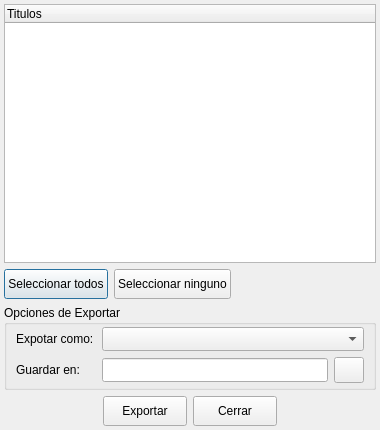
Qt form ui/exportar_juego.ui (Monthy/gr-lida) before a commit.
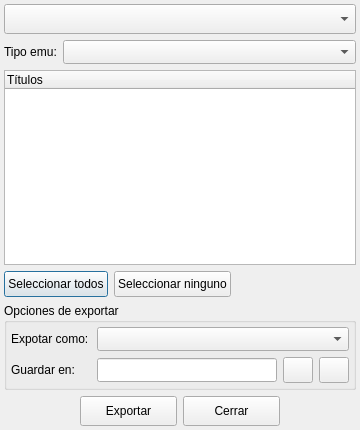
The same form after that commit. Icons and pictures are not drawn.

```diff
--- a/ui/exportar_juego.ui
+++ b/ui/exportar_juego.ui
@@ -1,28 +1,81 @@
-<ui version="4.0" >
- <class>ExportarJuegoClass</class>
- <widget class="QDialog" name="ExportarJuegoClass" >
-  <property name="geometry" >
+<?xml version="1.0" encoding="UTF-8"?>
+<ui version="4.0">
+ <class>frmExportarJuego</class>
+ <widget class="QDialog" name="frmExportarJuego">
+  <property name="geometry">
    <rect>
     <x>0</x>
     <y>0</y>
-    <width>380</width>
+    <width>360</width>
     <height>430</height>
    </rect>
   </property>
-  <property name="windowTitle" >
+  <property name="minimumSize">
+   <size>
+    <width>360</width>
+    <height>0</height>
+   </size>
+  </property>
+  <property name="windowTitle">
    <string>Exportar Juego</string>
   </property>
   <property name="windowIcon" >
    <iconset resource="../res/grlida.qrc" >
     <normaloff>:/img16/exportar.png</normaloff>:/img16/exportar.png</iconset>
   </property>
-  <layout class="QVBoxLayout" >
-   <property name="margin" >
+  <layout class="QVBoxLayout" name="verticalLayout">
+   <property name="margin">
     <number>4</number>
    </property>
    <item>
-    <widget class="QTreeWidget" name="twListaJuegos" >
-     <property name="showDropIndicator" stdset="0" >
+    <widget class="QComboBox" name="cbxCategorias">
+     <property name="minimumSize">
+      <size>
+       <width>140</width>
+       <height>30</height>
+      </size>
+     </property>
+     <property name="sizeAdjustPolicy">
+      <enum>QComboBox::AdjustToContents</enum>
+     </property>
+     <property name="iconSize">
+      <size>
+       <width>24</width>
+       <height>24</height>
+      </size>
+     </property>
+    </widget>
+   </item>
+   <item>
+    <layout class="QHBoxLayout" name="horizontalLayout">
+     <item>
+      <widget class="QLabel" name="lb_export_1">
+       <property name="text">
+        <string>Tipo emu:</string>
+       </property>
+      </widget>
+     </item>
+     <item>
+      <widget class="QComboBox" name="cbxTipoEmu">
+       <property name="sizePolicy">
+        <sizepolicy hsizetype="Expanding" vsizetype="Fixed">
+         <horstretch>0</horstretch>
+         <verstretch>0</verstretch>
+        </sizepolicy>
+       </property>
+       <property name="minimumSize">
+        <size>
+         <width>0</width>
+         <height>24</height>
+        </size>
+       </property>
+      </widget>
+     </item>
+    </layout>
+   </item>
+   <item>
+    <widget class="QTreeWidget" name="twListaJuegos">
+     <property name="showDropIndicator" stdset="0">
       <bool>false</bool>
      </property>
      <property name="iconSize" >
@@ -47,20 +100,20 @@
       <bool>true</bool>
      </property>
      <column>
-      <property name="text" >
-       <string>Titulos</string>
+      <property name="text">
+       <string>Títulos</string>
       </property>
      </column>
     </widget>
    </item>
    <item>
-    <layout class="QHBoxLayout" name="hLayout_2" >
+    <layout class="QHBoxLayout" name="horizontalLayout_2">
      <item>
-      <widget class="QPushButton" name="btnCheckedAll" >
-       <property name="minimumSize" >
+      <widget class="QPushButton" name="btnCheckedAll">
+       <property name="minimumSize">
         <size>
          <width>0</width>
-         <height>30</height>
+         <height>26</height>
         </size>
        </property>
        <property name="text" >
@@ -69,11 +122,11 @@
       </widget>
      </item>
      <item>
-      <widget class="QPushButton" name="btnUnCheckedAll" >
-       <property name="minimumSize" >
+      <widget class="QPushButton" name="btnUnCheckedAll">
+       <property name="minimumSize">
         <size>
          <width>0</width>
-         <height>30</height>
+         <height>26</height>
         </size>
        </property>
        <property name="text" >
@@ -86,9 +139,9 @@
        <property name="orientation" >
         <enum>Qt::Horizontal</enum>
        </property>
-       <property name="sizeHint" stdset="0" >
+       <property name="sizeHint" stdset="0">
         <size>
-         <width>40</width>
+         <width>155</width>
          <height>20</height>
         </size>
        </property>
@@ -97,68 +150,43 @@
     </layout>
    </item>
    <item>
-    <widget class="QGroupBox" name="gBox_OptExportar" >
-     <property name="title" >
-      <string>Opciones de Exportar</string>
+    <widget class="QGroupBox" name="gBox_OptExportar">
+     <property name="title">
+      <string>Opciones de exportar</string>
      </property>
-     <layout class="QVBoxLayout" >
-      <property name="topMargin" >
-       <number>2</number>
-      </property>
-      <property name="bottomMargin" >
+     <layout class="QGridLayout" name="gridLayout">
+      <property name="margin">
        <number>4</number>
       </property>
-      <item>
-       <layout class="QHBoxLayout" name="hLayout_3" >
-        <item>
-         <widget class="QLabel" name="label_0" >
-          <property name="minimumSize" >
+      <item row="0" column="0">
+       <widget class="QLabel" name="lb_export_2">
+        <property name="minimumSize">
            <size>
             <width>80</width>
             <height>0</height>
            </size>
           </property>
-          <property name="text" >
+        <property name="text">
            <string>Expotar como:</string>
           </property>
          </widget>
         </item>
-        <item>
-         <widget class="QComboBox" name="cbxExpotarComo" >
-          <property name="sizePolicy" >
-           <sizepolicy vsizetype="Fixed" hsizetype="Expanding" >
-            <horstretch>0</horstretch>
-            <verstretch>0</verstretch>
-           </sizepolicy>
-          </property>
-          <property name="minimumSize" >
-           <size>
-            <width>0</width>
-            <height>24</height>
-           </size>
-          </property>
-         </widget>
-        </item>
-       </layout>
-      </item>
-      <item>
-       <layout class="QHBoxLayout" name="hLayout_4" >
-        <item>
-         <widget class="QLabel" name="label_1" >
-          <property name="minimumSize" >
+      <item row="1" column="0">
+       <widget class="QLabel" name="lb_export_3">
+        <property name="minimumSize">
            <size>
             <width>80</width>
             <height>0</height>
            </size>
           </property>
-          <property name="text" >
+        <property name="text">
            <string>Guardar en:</string>
           </property>
          </widget>
         </item>
-        <item>
-         <widget class="QLineEdit" name="txtDirExportPath" >
-          <property name="minimumSize" >
+      <item row="1" column="1">
+       <widget class="QLineEdit" name="txtDirExportPath">
+        <property name="minimumSize">
            <size>
             <width>0</width>
             <height>24</height>
@@ -166,9 +194,9 @@
           </property>
          </widget>
         </item>
-        <item>
-         <widget class="QPushButton" name="btnDirExportPath" >
-          <property name="minimumSize" >
+      <item row="1" column="2">
+       <widget class="QPushButton" name="btnDirExportPath">
+        <property name="minimumSize">
            <size>
             <width>30</width>
             <height>26</height>
@@ -189,19 +217,56 @@
           </property>
          </widget>
         </item>
-       </layout>
+      <item row="1" column="3">
+       <widget class="QPushButton" name="btnDirExportPath_clear">
+        <property name="minimumSize">
+         <size>
+          <width>30</width>
+          <height>26</height>
+         </size>
+        </property>
+        <property name="maximumSize">
+         <size>
+          <width>30</width>
+          <height>26</height>
+         </size>
+        </property>
+        <property name="text">
+         <string/>
+        </property>
+        <property name="icon">
+         <iconset resource="../res/gr-lida.qrc">
+          <normaloff>:/img16/limpiar.png</normaloff>:/img16/limpiar.png</iconset>
+        </property>
+       </widget>
       </item>
+      <item row="0" column="1" colspan="3">
+       <widget class="QComboBox" name="cbxExpotarComo">
+        <property name="sizePolicy">
+         <sizepolicy hsizetype="Expanding" vsizetype="Fixed">
+          <horstretch>0</horstretch>
+          <verstretch>0</verstretch>
+         </sizepolicy>
+        </property>
+        <property name="minimumSize">
+         <size>
+          <width>0</width>
+          <height>24</height>
+         </size>
+        </property>
+       </widget>
+      </item>
      </layout>
     </widget>
    </item>
    <item>
-    <layout class="QHBoxLayout" name="hLayout_1" >
+    <layout class="QHBoxLayout" name="hLayout_1">
      <item>
-      <spacer>
-       <property name="orientation" >
+      <spacer name="hSpacer_3">
+       <property name="orientation">
         <enum>Qt::Horizontal</enum>
        </property>
-       <property name="sizeHint" stdset="0" >
+       <property name="sizeHint" stdset="0">
         <size>
          <width>40</width>
          <height>20</height>
@@ -210,10 +275,10 @@
       </spacer>
      </item>
      <item>
-      <widget class="QPushButton" name="btnOk" >
-       <property name="minimumSize" >
+      <widget class="QPushButton" name="btnOk">
+       <property name="minimumSize">
         <size>
-         <width>84</width>
+         <width>97</width>
          <height>30</height>
         </size>
        </property>
@@ -237,9 +302,9 @@
        <property name="enabled" >
         <bool>true</bool>
        </property>
-       <property name="minimumSize" >
+       <property name="minimumSize">
         <size>
-         <width>84</width>
+         <width>97</width>
          <height>30</height>
         </size>
        </property>
```
Left out of the diff: 92 changed lines with no effect on the pictures. Lines whose indentation alone changed are shown as unchanged.
